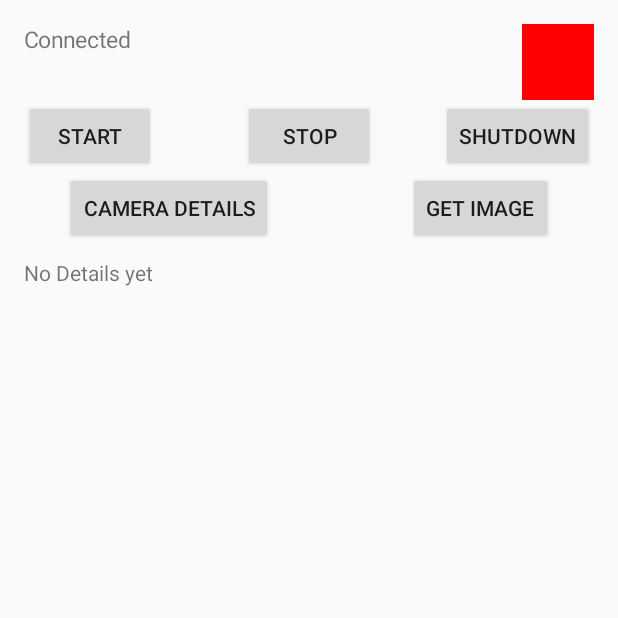
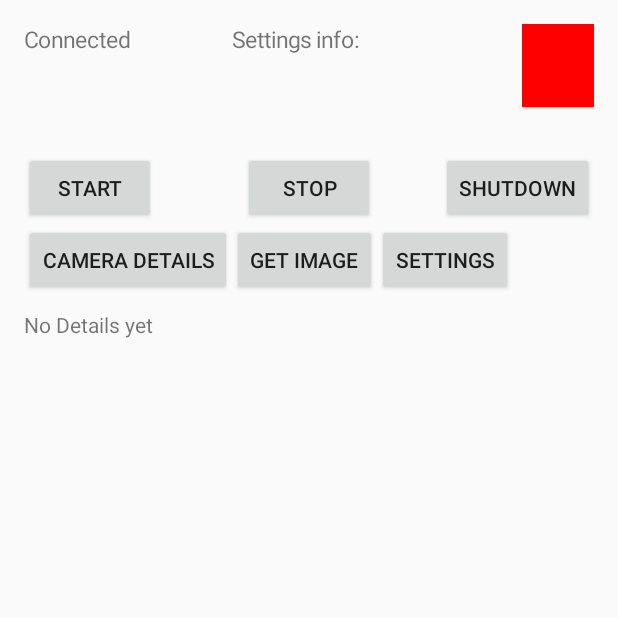
Before and after one commit to alansaul/TimelapsePi, an Android app: the MainActivity screen opened directly, with no data from a screen before it, on a phone screen of 412 x 824 dp, the top half of it. Run offline under Robolectric (Android 15) with nearby library versions, the light colour scheme and no system bars; network calls fail; 9 statements that could not run were skipped.

Commit message:
Added settings to android app

```diff
--- a/Android/BluePi/bluepi/build.gradle
+++ b/Android/BluePi/bluepi/build.gradle
@@ -25,4 +25,5 @@ android {
 dependencies {
     compile fileTree(dir: 'libs', include: ['*.jar'])
     compile 'com.android.support:appcompat-v7:21.0.3'
+    compile 'com.android.support:support-v4:21.0.3'
 }
--- a/Android/BluePi/bluepi/src/main/AndroidManifest.xml
+++ b/Android/BluePi/bluepi/src/main/AndroidManifest.xml
@@ -24,6 +24,10 @@
             android:name=".MainActivity"
             android:label="@string/title_activity_main" >
         </activity>
+        <activity
+            android:name=".SettingsActivity"
+            android:label="@string/title_activity_settings" >
+        </activity>
     </application>
 
 </manifest>
--- a/Android/BluePi/bluepi/src/main/java/com/alansaul/bluepi/MainActivity.java
+++ b/Android/BluePi/bluepi/src/main/java/com/alansaul/bluepi/MainActivity.java
@@ -9,7 +9,6 @@ import android.content.Context;
 import android.content.IntentFilter;
 import android.graphics.Bitmap;
 import android.graphics.BitmapFactory;
-import android.graphics.PorterDuff;
 import android.os.Message;
 import android.os.ParcelUuid;
 import android.os.Bundle;
@@ -35,11 +34,20 @@ import java.util.Arrays;
 import java.util.UUID;
 
 public class MainActivity extends Activity {
+    public static final String PREFS_NAME = "BluePiPrefs";
+
+    public static final int SETTINGS_REQUEST = 1;
+
+    TextView settingsText;
     TextView infoText;
     TextView detailsText;
 
-    final int handlerState = 0;
-    final int port = 2; //Bluetooth SSP port
+    int filmDurationMinutes;
+    int footageSeconds;
+    int percent;
+    int length;
+
+    final int port = 1; //Bluetooth SSP port
     private BluetoothAdapter btAdapter = null;
     private BluetoothSocket btSocket = null;
     private final String TAG="MAIN_THREAD";
@@ -48,14 +56,16 @@ public class MainActivity extends Activity {
     private final String MOVE = "MOVE";
     private final String CAMERA = "CAMERA";
 
-    private final String LEFT = "LEFT";
-    private final String RIGHT = "RIGHT";
+    //private final String LEFT = "LEFT";
+    //private final String RIGHT = "RIGHT";
     private final String START = "START";
     private final String SHUTDOWN = "SHUTDOWN";
+    private final String SETTINGS_CHANGE = "SETTINGS_CHANGE";
     private final String STOP = "STOP";
     private final String INFO = "INFO";
     private final String IMAGE = "IMAGE";
-
+    private final String[] EMPTY_DATA = {};
+    private String[] SETTINGS_DATA;
 
     // SPP UUID service - this should work for most devices
     private static final UUID BTMODULEUUID = UUID.fromString("00001101-0000-1000-8000-00805F9B34FB"); //Seems to work with lightblue
@@ -141,6 +151,10 @@ public class MainActivity extends Activity {
     protected void onCreate(Bundle savedInstanceState) {
         super.onCreate(savedInstanceState);
         setContentView(R.layout.activity_main);
+
+        //Get timelapse settings
+        Intent settingsRequestIntent = new Intent(MainActivity.this, SettingsActivity.class);
+        startActivityForResult(settingsRequestIntent, SETTINGS_REQUEST);
     }
 
     @Override
@@ -184,6 +198,7 @@ public class MainActivity extends Activity {
         Button stopBtn = (Button) findViewById(R.id.stopBtn);
         Button detailsBtn = (Button) findViewById(R.id.cameraDetailBtn);
         Button imageBtn = (Button) findViewById(R.id.imageBtn);
+        Button settingsBtn = (Button) findViewById(R.id.settingsBtn);
         detailsText = (TextView) findViewById(R.id.cameraDetails);
         detailsText.setText("No Details yet");
         latestView = (ImageView) findViewById(R.id.latestView);
@@ -195,47 +210,89 @@ public class MainActivity extends Activity {
         startBtn.setOnClickListener(new View.OnClickListener() {
             @Override
             public void onClick(View v) {
-                sendCommand(REQUEST, START);
+                sendCommand(REQUEST, SETTINGS_CHANGE, SETTINGS_DATA);
+                sendCommand(REQUEST, START, EMPTY_DATA);
             }
         });
 
         stopBtn.setOnClickListener(new View.OnClickListener() {
             @Override
             public void onClick(View v) {
-                sendCommand(REQUEST, STOP);
+                sendCommand(REQUEST, STOP, EMPTY_DATA);
             }
         });
 
         shutdownBtn.setOnClickListener(new View.OnClickListener() {
             @Override
             public void onClick(View v) {
-                sendCommand(REQUEST, SHUTDOWN);
+                sendCommand(REQUEST, SHUTDOWN, EMPTY_DATA);
             }
         });
-
 
         detailsBtn.setOnClickListener(new View.OnClickListener() {
             @Override
             public void onClick(View v) {
-                sendCommand(CAMERA, INFO);
+                sendCommand(CAMERA, INFO, EMPTY_DATA);
             }
         });
 
         imageBtn.setOnClickListener(new View.OnClickListener() {
             @Override
             public void onClick(View v) {
-                sendCommand(CAMERA, IMAGE);
+                sendCommand(CAMERA, IMAGE, EMPTY_DATA);
             }
         });
+        settingsBtn.setOnClickListener(new View.OnClickListener() {
+            @Override
+            public void onClick(View v) {
+                Log.d(TAG, "Opening settings");
+                Intent settingsChangeIntent = new Intent(MainActivity.this, SettingsActivity.class);
+                startActivityForResult(settingsChangeIntent, SETTINGS_REQUEST);
+            }
+        });
+
+        settingsText = (TextView) findViewById(R.id.settingsView);
+        settingsText.setTextSize(15);
     }
 
-    private void sendCommand(String command, String action){
+    @Override
+    public void onActivityResult(int requestCode, int resultCode, Intent data){
+        super.onActivityResult(requestCode, resultCode, data);
+        switch(requestCode){
+            case SETTINGS_REQUEST : {
+                if (resultCode == Activity.RESULT_OK){
+                    Log.d(TAG, "Got some settings");
+                    filmDurationMinutes = data.getIntExtra(SettingsActivity.FILMDURATION, 31);
+                    footageSeconds = data.getIntExtra(SettingsActivity.FOOTAGESECONDS, 21);
+                    percent = data.getIntExtra(SettingsActivity.PERCENT, 1);
+                    length = data.getIntExtra(SettingsActivity.LENGTH, 151);
+                    SETTINGS_DATA = new String[3];
+                    SETTINGS_DATA[0] = Integer.toString(filmDurationMinutes);
+                    SETTINGS_DATA[1] = Integer.toString(percent);
+                    SETTINGS_DATA[2] = Integer.toString(length);
+                    Log.d(TAG, Integer.toString(filmDurationMinutes));
+                    Log.d(TAG, Integer.toString(percent));
+                    Log.d(TAG, Integer.toString(length));
+                    settingsText.setText("Minutes: " + filmDurationMinutes + "\n" + "Percent: " + percent + "\n" + "Length: " + length);
+                }
+                break;
+                }
+        }
+
+    }
+
+    private void sendCommand(String command, String action, String[] data){
         //Take a command and action and send it through bluetooth to the server
         Log.d(TAG, "Sending command");
         if (mConnectedThread != null && mConnectedThread.streamReady){
             //Form command
             updateStatusText.obtainMessage(UPDATE_TEXT, "Requesting " + command + " " + action).sendToTarget();
             String fullCommand = command + "#" + action;
+            if (data.length > 0){
+                for (int i=0; i<data.length; i++){
+                    fullCommand += '#' + data[i];
+                }
+            }
             Log.d(TAG, fullCommand);
             mConnectedThread.write(fullCommand.getBytes());
         }else{
@@ -464,6 +521,7 @@ public class MainActivity extends Activity {
                 }
                 Log.d(TAG, String.format("Got %d bytes so far", bytesReceived));
             }
+            outFile.flush();
             Log.d(TAG, String.format("Received all %d bytes", bytesReceived));
             latestViewHandler.obtainMessage(UPDATE_IMAGE, currentImage.getAbsolutePath()).sendToTarget();
             updateStatusText.obtainMessage(UPDATE_TEXT, "Image received").sendToTarget();
@@ -474,6 +532,7 @@ public class MainActivity extends Activity {
             Log.d(TAG, String.valueOf(bytes.length));
             try{
                 mmOutput.write(bytes);
+                mmOutput.flush();
             } catch (IOException e) {
                 e.printStackTrace();
                 Log.d(TAG, "Failed to write bytes");
@@ -498,5 +557,7 @@ public class MainActivity extends Activity {
         public synchronized void stopThread(){
             stop=true;
         }
+
+
     }
 }
--- a/Android/BluePi/bluepi/src/main/res/layout/activity_main.xml
+++ b/Android/BluePi/bluepi/src/main/res/layout/activity_main.xml
@@ -12,7 +12,13 @@
         android:id="@+id/info_text"
         android:text="@string/hello_world"
         android:layout_width="wrap_content"
-        android:layout_height="wrap_content" />
+        android:layout_height="wrap_content"
+        android:layout_alignParentTop="true"
+        android:layout_alignParentLeft="true"
+        android:layout_alignParentStart="true"
+        android:layout_toStartOf="@+id/stopBtn"
+        android:layout_toLeftOf="@+id/stopBtn"
+        android:minLines="3" />
 
     <Button
         android:layout_width="wrap_content"
@@ -42,8 +48,9 @@
         android:layout_below="@+id/startBtn"
         android:layout_alignParentLeft="true"
         android:layout_alignParentStart="true"
-        android:layout_alignRight="@+id/latestView"
-        android:layout_alignEnd="@+id/latestView" />
+        android:layout_toStartOf="@+id/settingsBtn"
+        android:layout_alignRight="@+id/settingsBtn"
+        android:layout_alignEnd="@+id/settingsBtn" />
 
     <ImageView
         android:layout_width="325dp"
@@ -66,9 +73,9 @@
         android:layout_height="wrap_content"
         android:text="Camera Details"
         android:id="@+id/cameraDetailBtn"
-        android:layout_below="@+id/startBtn"
-        android:layout_alignLeft="@+id/latestView"
-        android:layout_alignStart="@+id/latestView" />
+        android:layout_alignTop="@+id/imageBtn"
+        android:layout_alignParentLeft="true"
+        android:layout_alignParentStart="true" />
 
     <Button
         android:layout_width="wrap_content"
@@ -76,17 +83,39 @@
         android:text="Get Image"
         android:id="@+id/imageBtn"
         android:layout_below="@+id/shutdownBtn"
-        android:layout_alignRight="@+id/latestView"
-        android:layout_alignEnd="@+id/latestView" />
+        android:layout_toEndOf="@+id/cameraDetailBtn" />
 
     <ImageView
         android:layout_width="@android:dimen/app_icon_size"
         android:layout_height="@android:dimen/app_icon_size"
         android:id="@+id/statusView"
-        android:layout_above="@+id/shutdownBtn"
         android:layout_alignRight="@+id/shutdownBtn"
         android:layout_alignEnd="@+id/shutdownBtn"
-        android:layout_alignTop="@+id/info_text" />
+        android:layout_alignTop="@+id/info_text"
+        android:layout_alignBottom="@+id/info_text" />
+
+    <Button
+        android:layout_width="wrap_content"
+        android:layout_height="wrap_content"
+        android:text="Settings"
+        android:id="@+id/settingsBtn"
+        android:layout_alignBottom="@+id/imageBtn"
+        android:layout_toRightOf="@+id/imageBtn"
+        android:layout_toEndOf="@+id/imageBtn"
+        android:layout_alignTop="@+id/imageBtn" />
+
+    <TextView
+        android:layout_width="wrap_content"
+        android:layout_height="wrap_content"
+        android:text="Settings info:"
+        android:id="@+id/settingsView"
+        android:layout_alignTop="@+id/statusView"
+        android:layout_alignLeft="@+id/imageBtn"
+        android:layout_alignStart="@+id/imageBtn"
+        android:layout_toLeftOf="@+id/statusView"
+        android:layout_toStartOf="@+id/statusView"
+        android:minLines="3"
+        android:layout_above="@+id/startBtn" />
 
 
 </RelativeLayout>
--- a/Android/BluePi/bluepi/src/main/res/values/strings.xml
+++ b/Android/BluePi/bluepi/src/main/res/values/strings.xml
@@ -5,5 +5,6 @@
     <string name="hello_world">Hello world!</string>
     <string name="action_settings">Settings</string>
     <string name="title_activity_main">MainActivity</string>
+    <string name="title_activity_settings">SettingsActivity</string>
 
 </resources>
```
Also changed, not shown: Android/BluePi/bluepi/src/main/java/com/alansaul/bluepi/Settings.java (added, +14 -0 lines), Android/BluePi/bluepi/src/main/java/com/alansaul/bluepi/SettingsActivity.java (added, +235 -0 lines), Android/BluePi/bluepi/src/main/res/layout/activity_settings.xml (added, +179 -0 lines), Android/BluePi/bluepi/src/main/res/menu/menu_settings.xml (added, +7 -0 lines), 1 other file.
